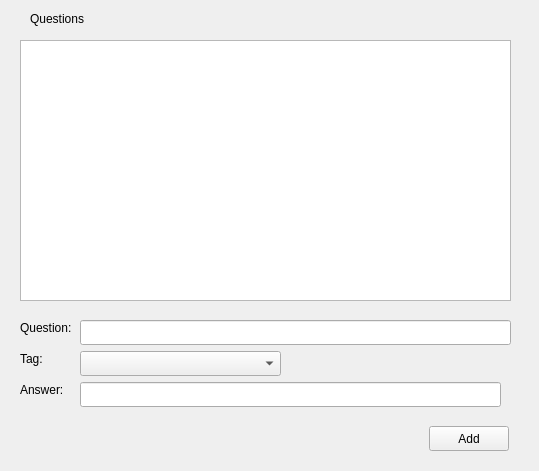
Old version of the form question_form.ui in the repository cogranpm/qttabsample.
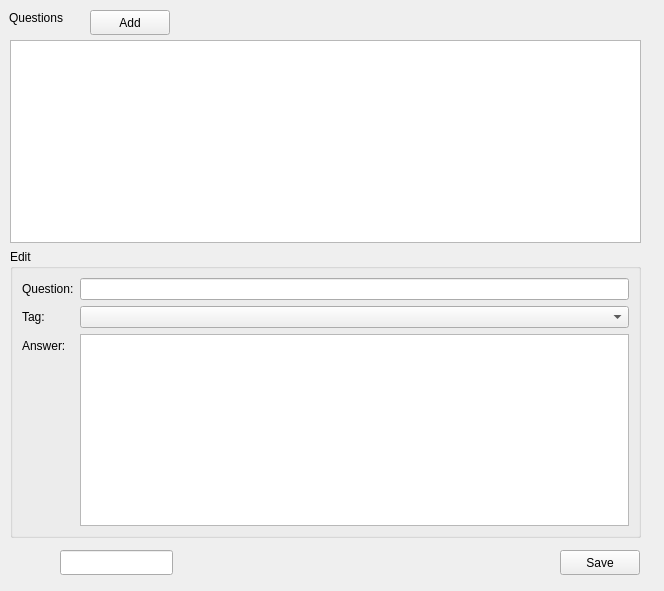
New version of the form.

```diff
--- a/question_form.ui
+++ b/question_form.ui
@@ -6,83 +6,18 @@
    <rect>
     <x>0</x>
     <y>0</y>
-    <width>539</width>
-    <height>471</height>
+    <width>664</width>
+    <height>591</height>
    </rect>
   </property>
   <property name="windowTitle">
    <string>Form</string>
   </property>
-  <widget class="QLabel" name="label">
-   <property name="geometry">
-    <rect>
-     <x>20</x>
-     <y>319</y>
-     <width>55</width>
-     <height>17</height>
-    </rect>
-   </property>
-   <property name="text">
-    <string>Question:</string>
-   </property>
-   <property name="buddy">
-    <cstring></cstring>
-   </property>
-  </widget>
-  <widget class="QLabel" name="label_2">
-   <property name="geometry">
-    <rect>
-     <x>20</x>
-     <y>350</y>
-     <width>24</width>
-     <height>17</height>
-    </rect>
-   </property>
-   <property name="text">
-    <string>Tag:</string>
-   </property>
-  </widget>
-  <widget class="QLineEdit" name="txtBody">
-   <property name="geometry">
-    <rect>
-     <x>80</x>
-     <y>320</y>
-     <width>431</width>
-     <height>25</height>
-    </rect>
-   </property>
-  </widget>
-  <widget class="QLineEdit" name="txtAnswer">
-   <property name="geometry">
-    <rect>
-     <x>80</x>
-     <y>382</y>
-     <width>421</width>
-     <height>25</height>
-    </rect>
-   </property>
-  </widget>
-  <widget class="QLabel" name="label_3">
-   <property name="geometry">
-    <rect>
-     <x>20</x>
-     <y>381</y>
-     <width>46</width>
-     <height>17</height>
-    </rect>
-   </property>
-   <property name="text">
-    <string>Answer:</string>
-   </property>
-   <property name="buddy">
-    <cstring>txtAnswer</cstring>
-   </property>
-  </widget>
   <widget class="QPushButton" name="btnAdd">
    <property name="geometry">
     <rect>
-     <x>429</x>
-     <y>426</y>
+     <x>90</x>
+     <y>10</y>
      <width>80</width>
      <height>25</height>
     </rect>
@@ -91,32 +26,12 @@
     <string>Add</string>
    </property>
   </widget>
-  <widget class="QComboBox" name="cboTags">
-   <property name="geometry">
-    <rect>
-     <x>80</x>
-     <y>351</y>
-     <width>201</width>
-     <height>25</height>
-    </rect>
-   </property>
-  </widget>
-  <widget class="QTableView" name="questionView">
-   <property name="geometry">
-    <rect>
-     <x>20</x>
-     <y>40</y>
-     <width>491</width>
-     <height>261</height>
-    </rect>
-   </property>
-  </widget>
   <widget class="QLabel" name="label_4">
    <property name="geometry">
     <rect>
-     <x>30</x>
-     <y>10</y>
-     <width>91</width>
+     <x>9</x>
+     <y>9</y>
+     <width>58</width>
      <height>17</height>
     </rect>
    </property>
@@ -124,6 +39,86 @@
     <string>Questions</string>
    </property>
   </widget>
+  <widget class="QPushButton" name="btnSave">
+   <property name="geometry">
+    <rect>
+     <x>560</x>
+     <y>550</y>
+     <width>80</width>
+     <height>25</height>
+    </rect>
+   </property>
+   <property name="text">
+    <string>Save</string>
+   </property>
+  </widget>
+  <widget class="QLineEdit" name="txtID">
+   <property name="geometry">
+    <rect>
+     <x>60</x>
+     <y>550</y>
+     <width>113</width>
+     <height>25</height>
+    </rect>
+   </property>
+  </widget>
+  <widget class="QWidget" name="">
+   <property name="geometry">
+    <rect>
+     <x>10</x>
+     <y>40</y>
+     <width>631</width>
+     <height>498</height>
+    </rect>
+   </property>
+   <layout class="QVBoxLayout" name="verticalLayout">
+    <item>
+     <widget class="QTableView" name="questionView"/>
+    </item>
+    <item>
+     <widget class="QGroupBox" name="groupBox">
+      <property name="title">
+       <string>Edit</string>
+      </property>
+      <layout class="QFormLayout" name="formLayout">
+       <item row="0" column="0">
+        <widget class="QLabel" name="label">
+         <property name="text">
+          <string>Question:</string>
+         </property>
+         <property name="buddy">
+          <cstring></cstring>
+         </property>
+        </widget>
+       </item>
+       <item row="0" column="1">
+        <widget class="QLineEdit" name="txtBody"/>
+       </item>
+       <item row="1" column="0">
+        <widget class="QLabel" name="label_2">
+         <property name="text">
+          <string>Tag:</string>
+         </property>
+        </widget>
+       </item>
+       <item row="1" column="1">
+        <widget class="QComboBox" name="cboTags"/>
+       </item>
+       <item row="2" column="0">
+        <widget class="QLabel" name="label_3">
+         <property name="text">
+          <string>Answer:</string>
+         </property>
+        </widget>
+       </item>
+       <item row="2" column="1">
+        <widget class="QPlainTextEdit" name="txtAnswer"/>
+       </item>
+      </layout>
+     </widget>
+    </item>
+   </layout>
+  </widget>
  </widget>
  <resources/>
  <connections/>
```
